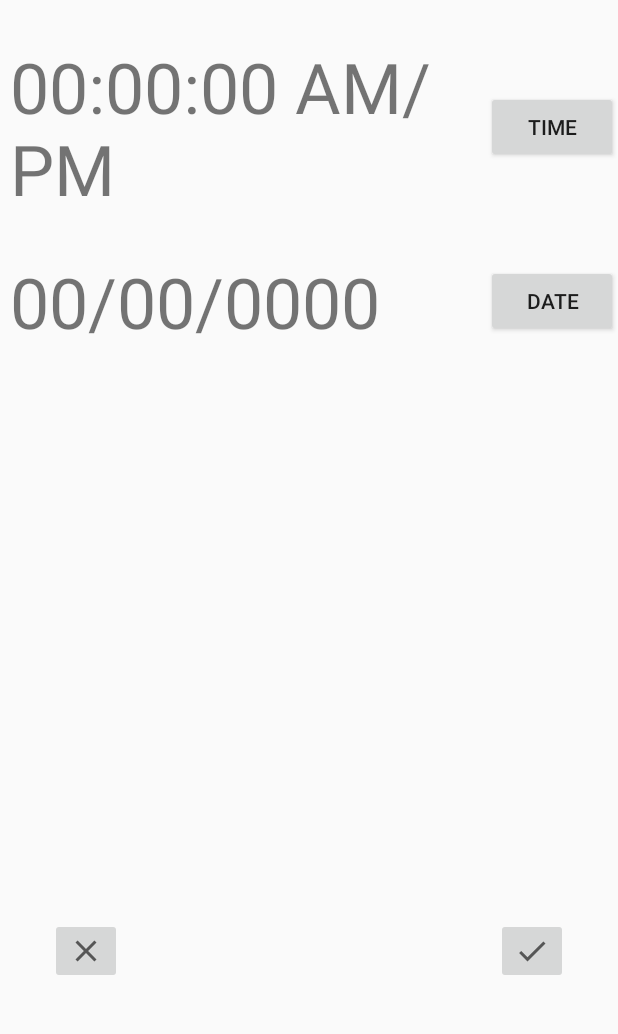
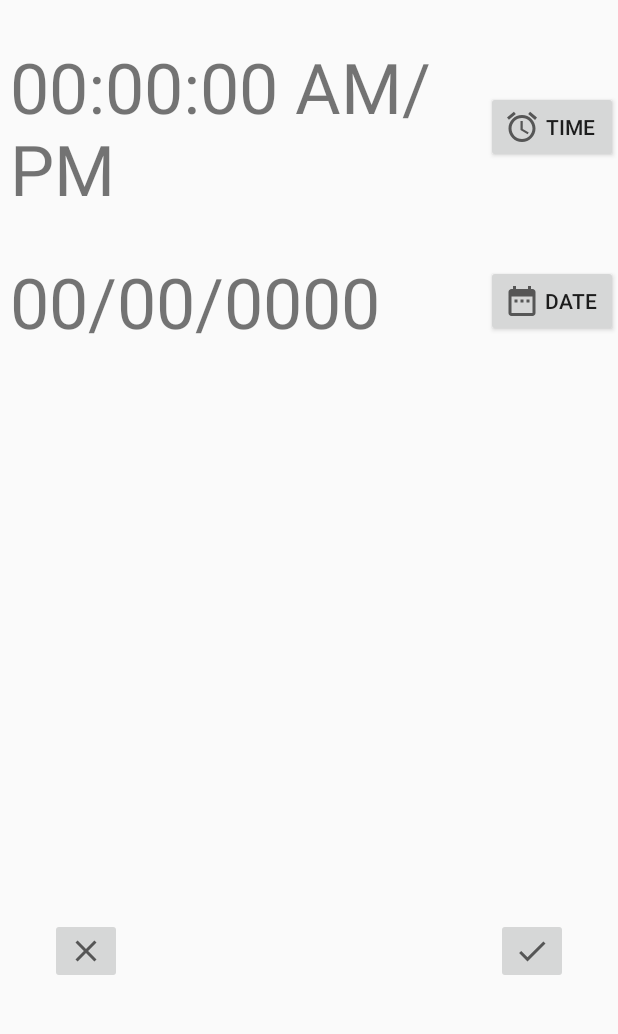
Before and after one commit to abdullahsultan/ReminderAPP, an Android app: the screen it shows after launch (MainActivity2), after a tap on an icon or button, on a phone screen of 412 x 824 dp, the part 202-1236 px from its top. Run offline under Robolectric (Android 15) with nearby library versions, the phone set to English and light mode, and no system bars.

Commit message:
Basic Working Complete

```diff
--- a/app/src/main/java/com/example/remindme/Adapter.java
+++ b/app/src/main/java/com/example/remindme/Adapter.java
@@ -27,10 +27,12 @@ public class Adapter extends RecyclerView.Adapter<Adapter.ViewHolder> {
     public  String date;
     public String mainTitle;
     ArrayList<ReminderItems> data;
-    public Adapter(Context context, ArrayList<ReminderItems> data)
+    MainActivity activity;
+    public Adapter(Context context, ArrayList<ReminderItems> data, MainActivity activity)
     {
         this.context = context;
         this.data = data;
+        this.activity = activity;
     }
 
 
@@ -46,6 +48,8 @@ public class Adapter extends RecyclerView.Adapter<Adapter.ViewHolder> {
     @Override
     public void onBindViewHolder(@NonNull ViewHolder holder, final int position) {
         number = position;
+
+        Log.i("CHECKINGT","Position = " + Integer.toString(position) + ":: AdapterPosition = "+ Integer.toString(holder.getAdapterPosition()));
         ReminderItems reminderItems = this.data.get(position);
         holder.title.setText(reminderItems.title);
         mainTitle = reminderItems.title;
@@ -70,6 +74,11 @@ public class Adapter extends RecyclerView.Adapter<Adapter.ViewHolder> {
             @Override
             public void onClick(View v) {
                 data.remove(position);
+                if(data.size() == 0)
+                {
+                    activity.showOnEmpty();
+                }
+
                 notifyItemRemoved(position);
                 notifyItemRangeChanged(position, data.size());
                 cancelAlarm();
@@ -82,7 +91,10 @@ public class Adapter extends RecyclerView.Adapter<Adapter.ViewHolder> {
                     edit();
             }
         });
+
+
     }
+
 
     @Override
     public int getItemCount() {
@@ -136,4 +148,18 @@ public class Adapter extends RecyclerView.Adapter<Adapter.ViewHolder> {
         intent.putExtra("date",date);
         ((Activity)  context).startActivityForResult(intent,1);
     }
+
+    public void add(ReminderItems r)
+    {
+        data.add(r);
+        number = data.size() - 1;
+        notifyDataSetChanged();
+
+    }
+
+    public  void addEdit(int at , ReminderItems reminderItems)
+    {
+        data.set(at,reminderItems);
+        notifyDataSetChanged();
+    }
 }
--- a/app/src/main/java/com/example/remindme/AlertReceiver.java
+++ b/app/src/main/java/com/example/remindme/AlertReceiver.java
@@ -1,7 +1,5 @@
 package com.example.remindme;
 
-import android.app.Notification;
-import android.app.NotificationManager;
 import android.content.BroadcastReceiver;
 import android.content.Context;
 import android.content.Intent;
--- /dev/null
+++ b/app/src/main/res/drawable/date.xml
@@ -0,0 +1,10 @@
+<vector xmlns:android="http://schemas.android.com/apk/res/android"
+    android:width="24dp"
+    android:height="24dp"
+    android:viewportWidth="24"
+    android:viewportHeight="24"
+    android:tint="?attr/colorControlNormal">
+  <path
+      android:fillColor="@android:color/white"
+      android:pathData="M9,11L7,11v2h2v-2zM13,11h-2v2h2v-2zM17,11h-2v2h2v-2zM19,4h-1L18,2h-2v2L8,4L8,2L6,2v2L5,4c-1.11,0 -1.99,0.9 -1.99,2L3,20c0,1.1 0.89,2 2,2h14c1.1,0 2,-0.9 2,-2L21,6c0,-1.1 -0.9,-2 -2,-2zM19,20L5,20L5,9h14v11z"/>
+</vector>
--- a/app/src/main/res/layout/activity_main2.xml
+++ b/app/src/main/res/layout/activity_main2.xml
@@ -37,6 +37,7 @@
 
             <Button
                 android:id="@+id/Button_time"
+                android:drawableLeft="@drawable/clock"
                 android:layout_width="wrap_content"
                 android:layout_height="wrap_content"
                 android:layout_weight="0"
@@ -64,6 +65,7 @@
                 android:id="@+id/Button_Date"
                 android:layout_width="wrap_content"
                 android:layout_height="wrap_content"
+                android:drawableLeft="@drawable/date"
                 android:layout_weight="0"
                 android:text="Date"/>
 
```
Also changed, not shown: app/src/main/java/com/example/remindme/MainActivity.java (+25 -8 lines).
